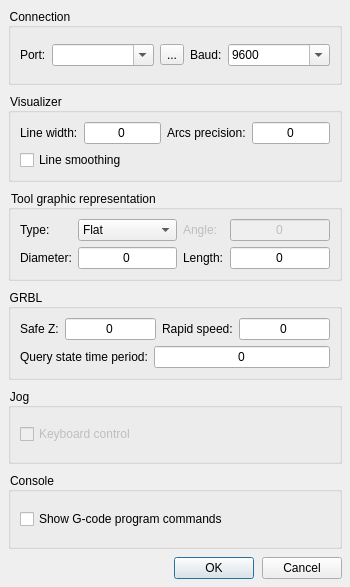
First picture: the form in frmsettings.ui, repository Denvi/Candle, before the edit.
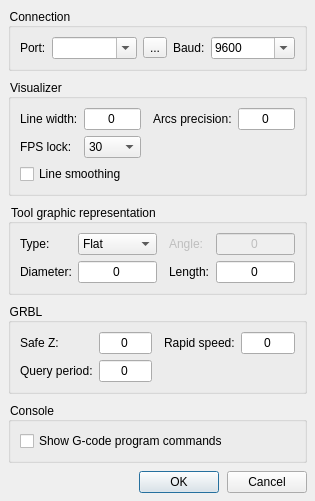
Second picture: the form after the edit. Icons and pictures are not drawn.

Commit message:
3D view control buttons added.
Visualizer 3D view "Top", "Front", "Left" buttons added.
FPS lock added.
Message box on job complete with sound signal added.

```diff
--- a/frmsettings.ui
+++ b/frmsettings.ui
@@ -6,8 +6,8 @@
    <rect>
     <x>0</x>
     <y>0</y>
-    <width>350</width>
-    <height>587</height>
+    <width>315</width>
+    <height>457</height>
    </rect>
   </property>
   <property name="windowTitle">
@@ -123,38 +123,57 @@
     </widget>
    </item>
    <item>
-    <widget class="QGroupBox" name="groupBox_5">
+    <widget class="QGroupBox" name="groupBox_6">
      <property name="title">
       <string>Visualizer</string>
      </property>
-     <layout class="QVBoxLayout" name="verticalLayout_5">
+     <layout class="QVBoxLayout" name="verticalLayout_2">
       <item>
-       <layout class="QHBoxLayout" name="horizontalLayout_5">
+       <layout class="QGridLayout" name="gridLayout_3">
+        <item row="1" column="1">
+         <widget class="QComboBox" name="cboFps">
         <item>
-         <widget class="QLabel" name="label_5">
           <property name="text">
-           <string>Line width:</string>
-          </property>
-         </widget>
+            <string>30</string>
+           </property>
         </item>
         <item>
-         <widget class="QLineEdit" name="txtLineWidth">
           <property name="text">
-           <string>0</string>
-          </property>
-          <property name="alignment">
-           <set>Qt::AlignCenter</set>
-          </property>
+            <string>60</string>
+           </property>
+          </item>
+          <item>
+           <property name="text">
+            <string>120</string>
+           </property>
+          </item>
          </widget>
         </item>
-        <item>
+        <item row="0" column="3">
          <widget class="QLabel" name="label_6">
           <property name="text">
            <string>Arcs precision:</string>
           </property>
          </widget>
         </item>
-        <item>
+        <item row="0" column="1">
+         <widget class="QLineEdit" name="txtLineWidth">
+          <property name="text">
+           <string>0</string>
+          </property>
+          <property name="alignment">
+           <set>Qt::AlignCenter</set>
+          </property>
+         </widget>
+        </item>
+        <item row="0" column="0">
+         <widget class="QLabel" name="label_5">
+          <property name="text">
+           <string>Line width:</string>
+          </property>
+         </widget>
+        </item>
+        <item row="0" column="4">
          <widget class="QLineEdit" name="txtArcPrecision">
           <property name="text">
            <string>0</string>
@@ -164,6 +183,29 @@
           </property>
          </widget>
         </item>
+        <item row="1" column="0">
+         <widget class="QLabel" name="label_7">
+          <property name="text">
+           <string>FPS lock:</string>
+          </property>
+         </widget>
+        </item>
+        <item row="0" column="2">
+         <spacer name="horizontalSpacer_5">
+          <property name="orientation">
+           <enum>Qt::Horizontal</enum>
+          </property>
+          <property name="sizeType">
+           <enum>QSizePolicy::Fixed</enum>
+          </property>
+          <property name="sizeHint" stdset="0">
+           <size>
+            <width>6</width>
+            <height>20</height>
+           </size>
+          </property>
+         </spacer>
+        </item>
        </layout>
       </item>
       <item>
@@ -260,26 +302,43 @@
         </property>
        </widget>
       </item>
+      <item row="0" column="2">
+       <spacer name="horizontalSpacer_4">
+        <property name="orientation">
+         <enum>Qt::Horizontal</enum>
+        </property>
+        <property name="sizeType">
+         <enum>QSizePolicy::Fixed</enum>
+        </property>
+        <property name="sizeHint" stdset="0">
+         <size>
+          <width>6</width>
+          <height>20</height>
+         </size>
+        </property>
+       </spacer>
+      </item>
      </layout>
     </widget>
    </item>
    <item>
-    <widget class="QGroupBox" name="groupBox_6">
+    <widget class="QGroupBox" name="groupBox_2">
      <property name="title">
       <string>GRBL</string>
      </property>
-     <layout class="QVBoxLayout" name="verticalLayout_6">
-      <item>
-       <layout class="QHBoxLayout" name="horizontalLayout_7">
-        <item>
-         <widget class="QLabel" name="label_9">
+     <layout class="QGridLayout" name="gridLayout_2">
+      <item row="0" column="4">
+       <widget class="QLineEdit" name="txtRapidSpeed">
           <property name="text">
-           <string>Safe Z:</string>
-          </property>
-         </widget>
-        </item>
-        <item>
-         <widget class="QLineEdit" name="txtSafeZ">
+         <string>0</string>
+        </property>
+        <property name="alignment">
+         <set>Qt::AlignCenter</set>
+        </property>
+       </widget>
+      </item>
+      <item row="1" column="1">
+       <widget class="QLineEdit" name="txtQueryStateTime">
           <property name="text">
            <string>0</string>
           </property>
@@ -288,36 +347,29 @@
           </property>
          </widget>
         </item>
-        <item>
+      <item row="0" column="3">
          <widget class="QLabel" name="label_10">
           <property name="text">
            <string>Rapid speed:</string>
           </property>
          </widget>
         </item>
-        <item>
-         <widget class="QLineEdit" name="txtRapidSpeed">
-          <property name="text">
-           <string>0</string>
-          </property>
-          <property name="alignment">
-           <set>Qt::AlignCenter</set>
-          </property>
-         </widget>
-        </item>
-       </layout>
-      </item>
-      <item>
-       <layout class="QHBoxLayout" name="horizontalLayout_8">
-        <item>
+      <item row="1" column="0">
          <widget class="QLabel" name="label_11">
           <property name="text">
-           <string>Query state time period:</string>
+         <string>Query period:</string>
           </property>
          </widget>
         </item>
-        <item>
-         <widget class="QLineEdit" name="txtQueryStateTime">
+      <item row="0" column="0">
+       <widget class="QLabel" name="label_9">
+        <property name="text">
+         <string>Safe Z:</string>
+        </property>
+       </widget>
+      </item>
+      <item row="0" column="1">
+       <widget class="QLineEdit" name="txtSafeZ">
           <property name="text">
            <string>0</string>
           </property>
@@ -326,26 +378,21 @@
           </property>
          </widget>
         </item>
-       </layout>
-      </item>
-     </layout>
-    </widget>
-   </item>
-   <item>
-    <widget class="QGroupBox" name="groupBox_2">
-     <property name="title">
-      <string>Jog</string>
-     </property>
-     <layout class="QVBoxLayout" name="verticalLayout_2">
-      <item>
-       <widget class="QCheckBox" name="checkBox">
-        <property name="enabled">
-         <bool>false</bool>
+      <item row="0" column="2">
+       <spacer name="horizontalSpacer_6">
+        <property name="orientation">
+         <enum>Qt::Horizontal</enum>
+        </property>
+        <property name="sizeType">
+         <enum>QSizePolicy::Fixed</enum>
         </property>
-        <property name="text">
-         <string>Keyboard control</string>
+        <property name="sizeHint" stdset="0">
+         <size>
+          <width>6</width>
+          <height>20</height>
+         </size>
         </property>
-       </widget>
+       </spacer>
       </item>
      </layout>
     </widget>
```
Lines whose indentation alone changed are shown as unchanged. The commit also changes 19 other files.
